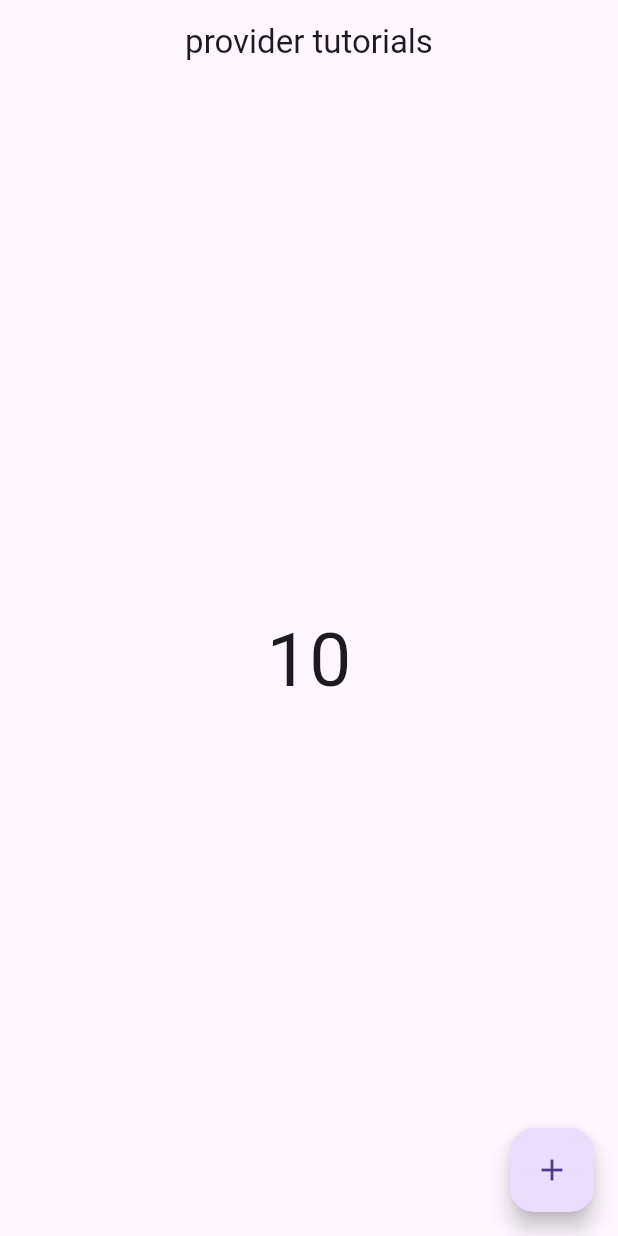
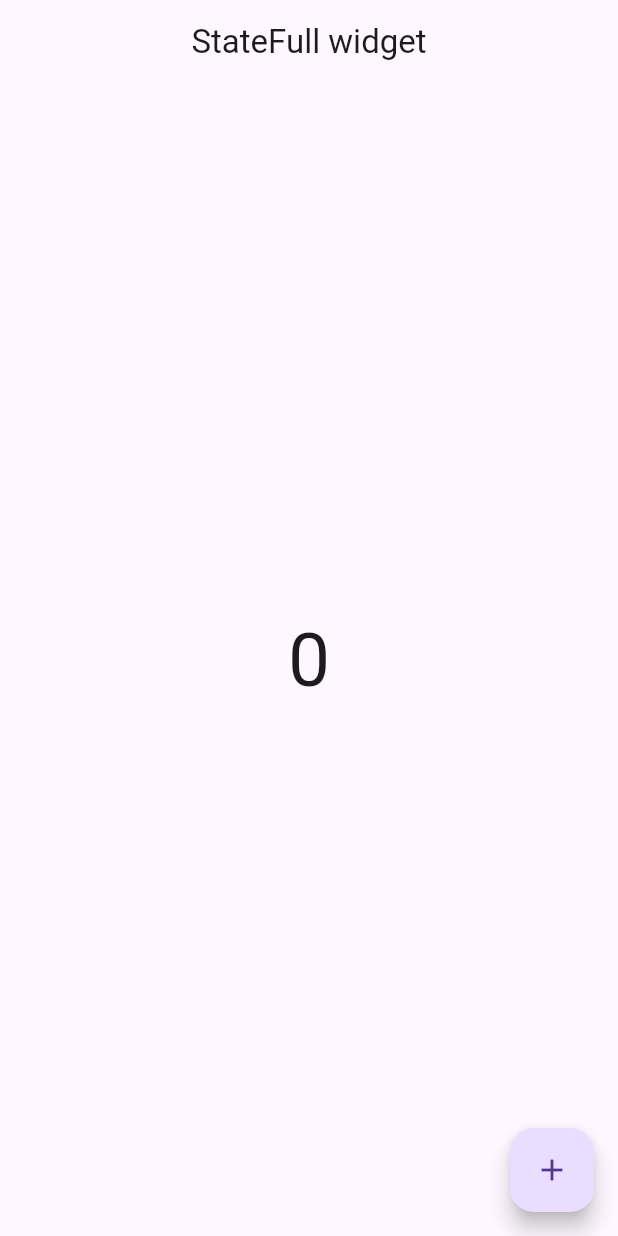
Before and after one commit to es-amit/Flutter-State-Management-Tutorials, a Flutter app: the screen it shows after launch, on a phone screen of 412 x 824 dp. Run offline on Flutter 3.47's test engine with Material 3 defaults, Android fonts, the phone set to English and light mode, and no system bars.

Commit message:
Statfull widget

```diff
--- /dev/null
+++ b/lib/lecture2.dart
@@ -0,0 +1,42 @@
+import 'package:flutter/material.dart';
+
+class Lecture2 extends StatefulWidget {
+  const Lecture2({super.key});
+
+  @override
+  State<Lecture2> createState() => _Lecture2State();
+}
+
+class _Lecture2State extends State<Lecture2> {
+
+  int count = 0;
+  @override
+  Widget build(BuildContext context) {
+    return Scaffold(
+      appBar: AppBar(
+        title:const  Text("StateFull widget"),
+        centerTitle: true,
+      ),
+      body:  Column(
+        mainAxisAlignment: MainAxisAlignment.center,
+        children: [
+          Center(
+            child: Text(count.toString(),
+            style: const TextStyle(
+              fontSize: 50
+            ),),
+          )
+
+        ],
+      ),
+      floatingActionButton: FloatingActionButton(
+        onPressed: (){
+          count++;
+          setState(() {
+
+          });
+        },
+        child: const Icon(Icons.add),),
+    );
+  }
+}
--- a/lib/main.dart
+++ b/lib/main.dart
@@ -1,5 +1,6 @@
 import 'package:flutter/material.dart';
-import 'package:state_management/lecture1.dart';
+//import 'package:state_management/lecture1.dart';
+import 'package:state_management/lecture2.dart';
 
 void main() {
   runApp(const MyApp());
@@ -12,7 +13,7 @@ class MyApp extends StatelessWidget {
     return const MaterialApp(
       debugShowCheckedModeBanner: false,
       title: 'Flutter Demo',
-      home: Lecture1(),
+      home: Lecture2(),
     );
   }
 }
```
